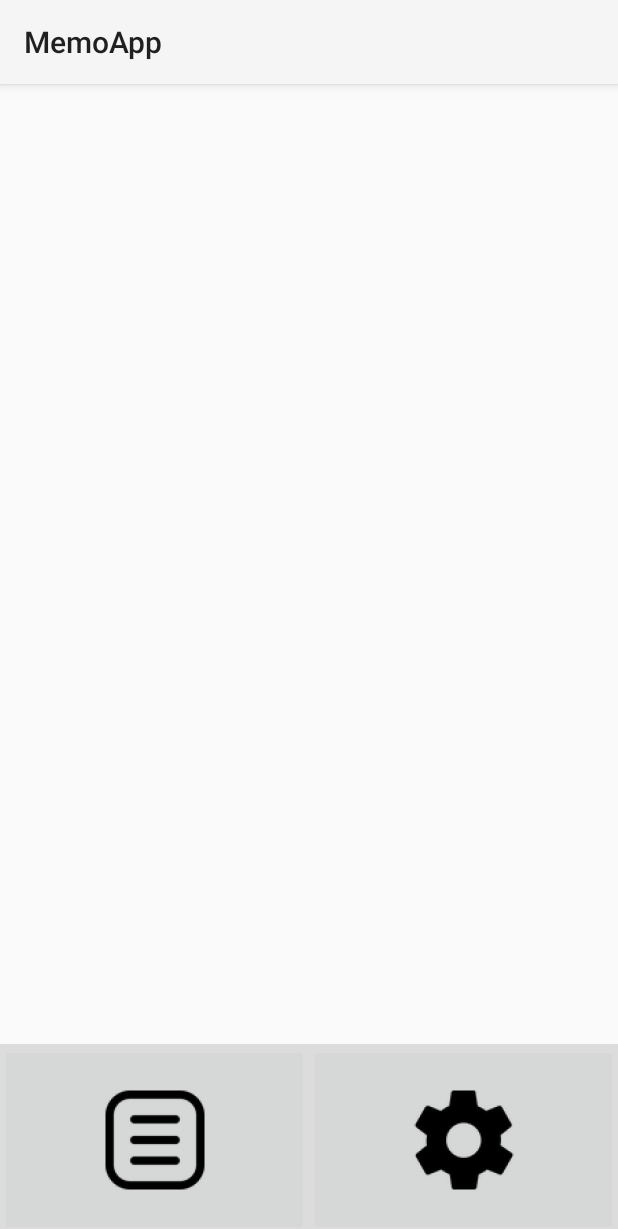
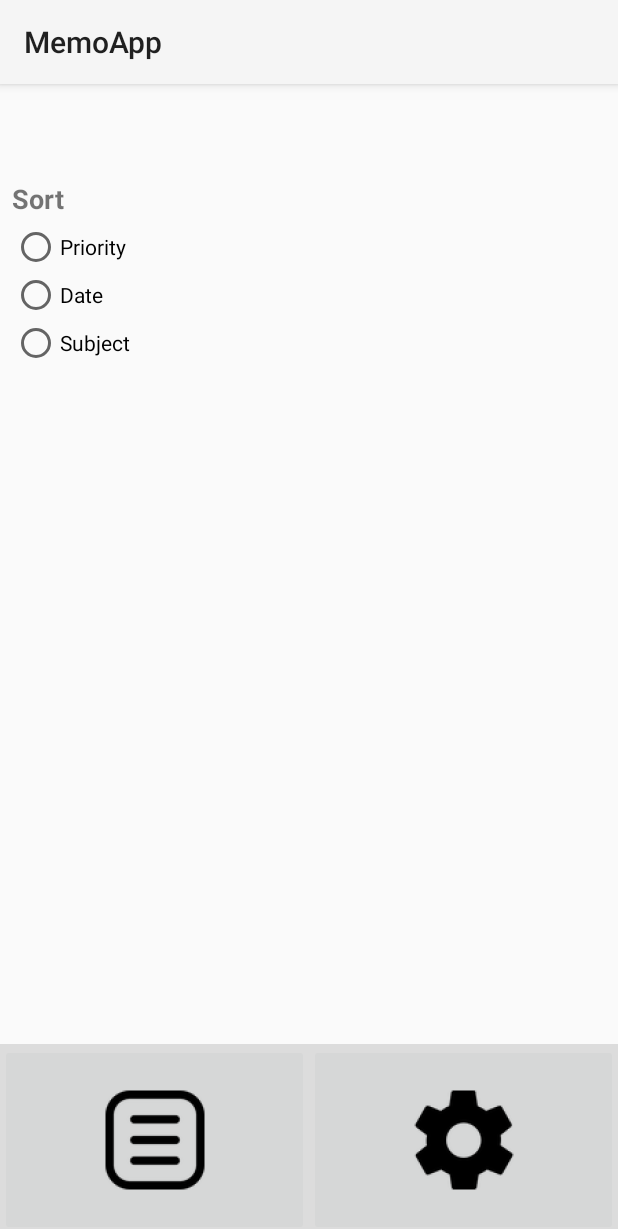
Before and after one commit to omarumustafa/NotesMemo, an Android app: the MemoSetting screen opened directly, with no data from a screen before it, on a phone screen of 412 x 824 dp. Shown: the top 1229 px of the screen. Run offline under Robolectric (Android 15) with nearby library versions, the phone set to English and light mode, and no system bars.

Commit message:
I added functionality to the settings button and created a basic layout for selecting sort in settings

```diff
--- a/app/src/main/java/com/example/memoapp/MainActivity.java
+++ b/app/src/main/java/com/example/memoapp/MainActivity.java
@@ -30,6 +30,7 @@ public class MainActivity extends AppCompatActivity {
 
         setRadioButtonColor();
         listImageButton();
+        memoSettingButton();
         autoFillDate();
 
         ViewCompat.setOnApplyWindowInsetsListener(findViewById(R.id.main), (v, insets) -> {
@@ -60,6 +61,16 @@ public class MainActivity extends AppCompatActivity {
         ibList.setOnClickListener(new View.OnClickListener() {
             public void onClick(View view) {
                 Intent intent = new Intent(MainActivity.this, MemoList.class);
+                startActivity(intent);
+            }
+        });
+    }
+    private void memoSettingButton(){
+        ImageButton msButton = findViewById(R.id.settingsImageButton);
+        msButton.setOnClickListener(new View.OnClickListener() {
+            @Override
+            public void onClick(View v) {
+                Intent intent = new Intent(MainActivity.this, MemoSetting.class);
                 startActivity(intent);
             }
         });
--- a/app/src/main/res/layout/activity_memo_setting.xml
+++ b/app/src/main/res/layout/activity_memo_setting.xml
@@ -6,6 +6,56 @@
     android:layout_width="match_parent"
     android:layout_height="match_parent"
     tools:context=".MemoSetting">
+
+    <LinearLayout
+        android:id="@+id/sortOptionsLayout"
+        android:layout_width="416dp"
+        android:layout_height="198dp"
+        android:layout_marginTop="56dp"
+        android:orientation="vertical"
+        android:padding="8dp"
+        app:layout_constraintEnd_toEndOf="parent"
+        app:layout_constraintHorizontal_bias="0.0"
+        app:layout_constraintStart_toStartOf="parent"
+        app:layout_constraintTop_toTopOf="parent">
+
+        <!-- Label for Sorting Options -->
+        <TextView
+            android:id="@+id/sortLabel"
+            android:layout_width="wrap_content"
+            android:layout_height="wrap_content"
+            android:paddingBottom="4dp"
+            android:text="Sort"
+            android:textSize="18sp"
+            android:textStyle="bold" />
+
+        <!-- Sorting Options -->
+        <RadioGroup
+            android:id="@+id/sortOptionsGroup"
+            android:layout_width="wrap_content"
+            android:layout_height="wrap_content"
+            android:orientation="vertical">
+
+            <RadioButton
+                android:id="@+id/sortByPriority"
+                android:layout_width="wrap_content"
+                android:layout_height="wrap_content"
+                android:text="Priority" />
+
+            <RadioButton
+                android:id="@+id/sortByDate"
+                android:layout_width="wrap_content"
+                android:layout_height="wrap_content"
+                android:text="Date" />
+
+            <RadioButton
+                android:id="@+id/sortBySubject"
+                android:layout_width="wrap_content"
+                android:layout_height="wrap_content"
+                android:text="Subject" />
+        </RadioGroup>
+
+    </LinearLayout>
 
     <LinearLayout
         android:id="@+id/navigationbar"
--- a/gradle/libs.versions.toml
+++ b/gradle/libs.versions.toml
@@ -1,5 +1,5 @@
 [versions]
-agp = "8.9.0"
+agp = "8.8.2"
 junit = "4.13.2"
 junitVersion = "1.2.1"
 espressoCore = "3.6.1"
```
